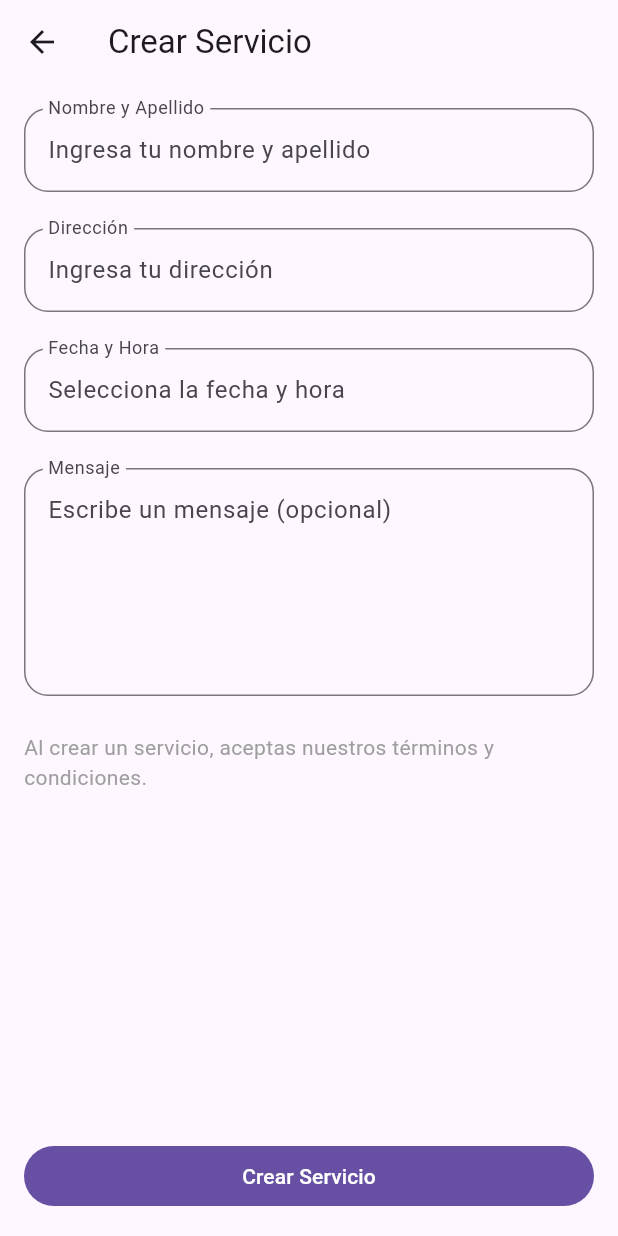
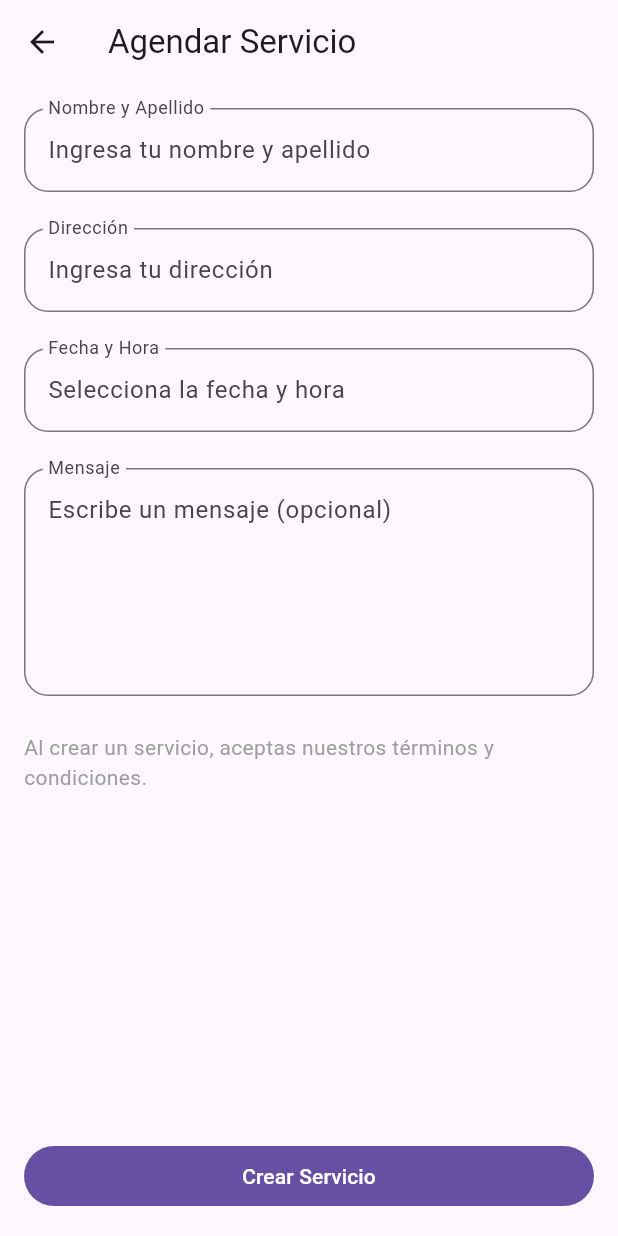
Before and after one commit to RicharC293/services-5ed, a Flutter app: the CreateServiceScreen screen opened by its route, on a phone screen of 412 x 824 dp. Run offline on Flutter 3.47's test engine with Material 3 defaults, Android fonts, the phone set to English and light mode, and no system bars.

Commit message:
Update app bar title in CreateServiceScreen to "Agendar Servicio"

```diff
--- a/lib/screens/create_service_screen.dart
+++ b/lib/screens/create_service_screen.dart
@@ -15,7 +15,7 @@ class _CreateServiceScreenState extends State<CreateServiceScreen> {
   @override
   Widget build(BuildContext context) {
     return Scaffold(
-      appBar: AppBar(title: const Text("Crear Servicio")),
+      appBar: AppBar(title: const Text("Agendar Servicio")),
       body: Form(
         key: _formKey,
         child: Padding(
```
